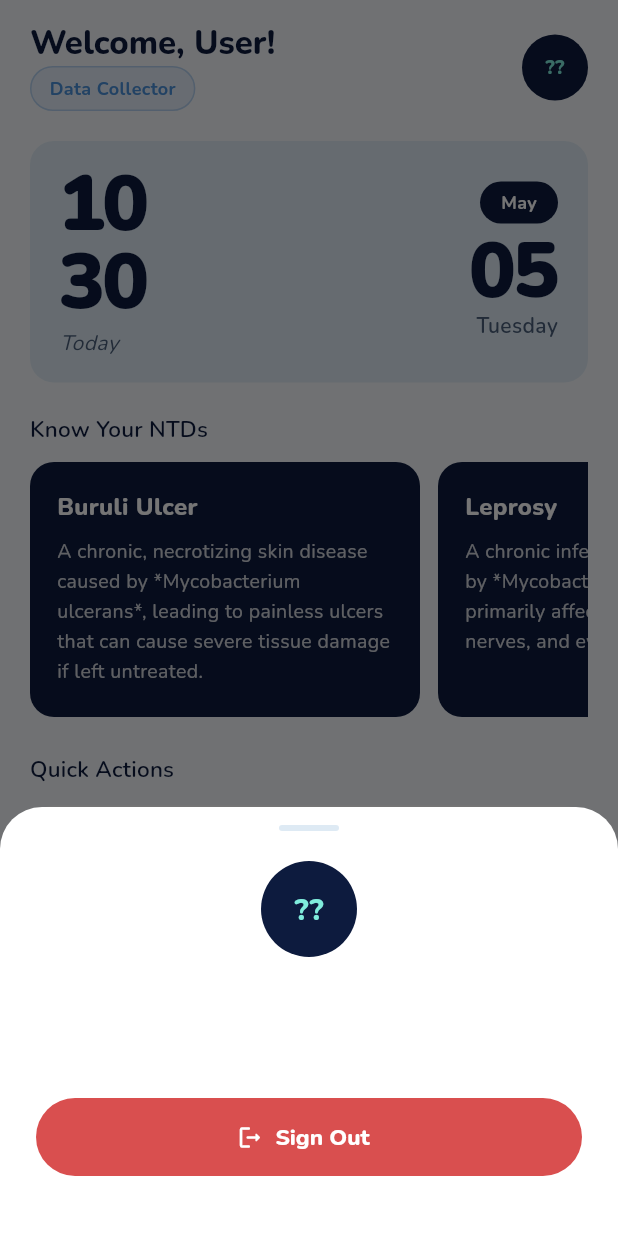
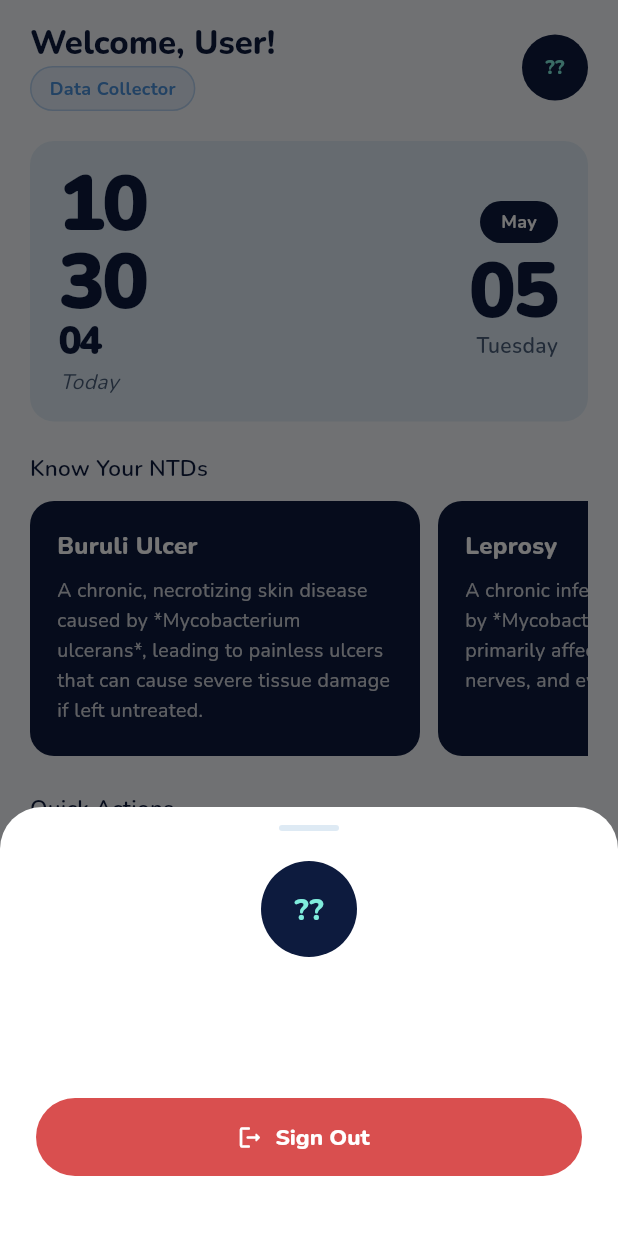
Before and after one commit to divineBayuo/skinapp2, a Flutter app: the HomeScreen screen opened directly with empty values, after a tap on "??", on a phone screen of 412 x 824 dp. Run offline on Flutter 3.47's test engine with Material 3 defaults, Android fonts, the phone set to English and light mode, and no system bars; our stand-ins replace cloud_firestore, connectivity_plus, firebase_auth, firebase_core, flutter_riverpod, go_router and 1 more; accounts and stored records are empty.

Commit message:
Date time made live, sync added for offline and online modes

```diff
--- a/lib/features/auth/screens/add_patient_screen.dart
+++ b/lib/features/auth/screens/add_patient_screen.dart
@@ -3,29 +3,34 @@
 // -------------------------------------------------------
 
 import 'package:flutter/material.dart';
+import 'package:flutter_riverpod/flutter_riverpod.dart';
 import 'package:skinapp2/core/theme/app_theme.dart';
+import 'package:skinapp2/features/auth/providers/patient_provider.dart';
+import 'package:skinapp2/models/patient.dart';
 import 'package:skinapp2/models/user.dart';
 import 'package:skinapp2/shared/widgets/circular_action_btn.dart';
 import 'package:skinapp2/shared/widgets/pill_field.dart';
 
-class AddPatientScreen extends StatefulWidget {
+class AddPatientScreen extends ConsumerStatefulWidget {
   final AccessRole role;
   const AddPatientScreen({super.key, required this.role});
 
   @override
-  State<AddPatientScreen> createState() => _AddPatientScreenState();
+  ConsumerState<AddPatientScreen> createState() => _AddPatientScreenState();
 }
 
-class _AddPatientScreenState extends State<AddPatientScreen> {
+class _AddPatientScreenState extends ConsumerState<AddPatientScreen> {
   final _fullNameCtrl = TextEditingController();
   final _idCtrl = TextEditingController(text: 'Tap to generate');
   final _locationCtrl = TextEditingController(text: 'Tap to generate');
   final _dobCtrl = TextEditingController();
   final _phoneCtrl = TextEditingController();
-  final _sexCtrl = TextEditingController();
   final _emergNameCtrl = TextEditingController();
   final _emergContactCtrl = TextEditingController();
   final _formKey = GlobalKey<FormState>();
+
+  String? _selectedSex;
+  static const _sexOptions = ['Male', 'Female'];
 
   // Progress: 0.0 -> 1.0 as fields are filled
   double _progress = 0.0;
@@ -37,24 +42,22 @@ class _AddPatientScreenState extends State<AddPatientScreen> {
     for (final c in [
       _fullNameCtrl,
       _phoneCtrl,
-      _sexCtrl,
       _emergNameCtrl,
       _emergContactCtrl,
     ]) {
       c.addListener(_updateProgress);
     }
-    ;
   }
 
   void _updateProgress() {
-    final filled = [
+    int filled = [
       _fullNameCtrl,
-      _dobCtrl,
       _phoneCtrl,
-      _sexCtrl,
       _emergNameCtrl,
       _emergContactCtrl,
     ].where((c) => c.text.isNotEmpty).length;
+    if (_dobCtrl.text.isNotEmpty) filled++;
+    if (_selectedSex != null) filled++;
     setState(() => _progress = filled / 6);
   }
 
@@ -66,7 +69,6 @@ class _AddPatientScreenState extends State<AddPatientScreen> {
       _locationCtrl,
       _dobCtrl,
       _phoneCtrl,
-      _sexCtrl,
       _emergNameCtrl,
       _emergContactCtrl,
     ]) {
@@ -78,7 +80,7 @@ class _AddPatientScreenState extends State<AddPatientScreen> {
   void _generateId() {
     final now = DateTime.now();
     final id =
-        'GHA-${(now.millisecondsSinceEpoch % 900 + 100).toString()}'
+        'GHA-${(now.millisecondsSinceEpoch % 900 + 100)}'
         '-${now.day.toString().padLeft(2, '0')}'
         '${now.month.toString().padLeft(2, '0')}'
         '${now.year.toString().substring(2)}'
@@ -123,32 +125,108 @@ class _AddPatientScreenState extends State<AddPatientScreen> {
         'Nov',
         'Dec',
       ];
-      setState(() {
       _dobCtrl.text =
           '${picked.day.toString().padLeft(2, '0')}-'
           '${months[picked.month - 1]}-${picked.year}';
       _updateProgress();
-      });
     }
+  }
+
+  String _generateUniqueId() {
+    final now = DateTime.now();
+    return 'GHA-${(now.millisecondsSinceEpoch % 900 + 100)}'
+        '-${now.day.toString().padLeft(2, '0')}'
+        '${now.month.toString().padLeft(2, '0')}'
+        '${now.year.toString().substring(2)}'
+        '${now.hour.toString().padLeft(2, '0')}'
+        '${now.minute.toString().padLeft(2, '0')}';
   }
 
   Future<void> _submit() async {
     if (!_formKey.currentState!.validate()) return;
+    if (_selectedSex == null) {
+      ScaffoldMessenger.of(
+        context,
+      ).showSnackBar(const SnackBar(content: Text('Please select sex.')));
+      return;
+    }
+
     setState(() => _submitting = true);
-    await Future.delayed(const Duration(milliseconds: 800));
+
+    // Parse DOB
+    final parts = _dobCtrl.text.split('-');
+    const months = [
+      'Jan',
+      'Feb',
+      'Mar',
+      'Apr',
+      'May',
+      'Jun',
+      'Jul',
+      'Aug',
+      'Sep',
+      'Oct',
+      'Nov',
+      'Dec',
+    ];
+    final dob = DateTime(
+      int.parse(parts[2]),
+      months.indexOf(parts[1]) + 1,
+      int.parse(parts[0]),
+    );
+
+    final now = DateTime.now();
+    final idNo = _idCtrl.text == 'Tap to generate'
+        ? _generateUniqueId()
+        : _idCtrl.text;
+    final loc = _locationCtrl.text == 'Tap to generate'
+        ? ''
+        : _locationCtrl.text;
+
+    final record = PatientRecord(
+      id: idNo,
+      idNumber: idNo,
+      locationCoords: loc,
+      fullName: _fullNameCtrl.text.trim(),
+      dateOfBirth: dob,
+      phone: _phoneCtrl.text.trim(),
+      sex: _selectedSex!,
+      emergencyName: _emergNameCtrl.text.trim(),
+      emergencyContact: _emergContactCtrl.text.trim(),
+      photoUrls: const [],
+      clinicalNotes: '',
+      collectorId: 'current_user_id',
+      facilityName: 'Main Facility',
+      collectedAt: now,
+      updatedAt: now,
+    );
+
+    // save via provider (handles offline + online)
+    final success = await ref.read(patientProvider.notifier).addRecord(record);
+
+    if (mounted) {
       setState(() => _submitting = false);
-    if (mounted) {
+      final online = ref.read(isOnlineProvider);
       ScaffoldMessenger.of(context).showSnackBar(
-        const SnackBar(
-          content: Text('Patient record submitted successfully!'),
-          backgroundColor: AppColors.success,
+        SnackBar(
+          content: Text(
+            success
+                ? online
+                      ? 'Patient record saved and uploaded.'
+                      : 'Saved offline - will sync when reconnected.'
+                : 'Failed to save record.',
+          ),
+          backgroundColor: success ? AppColors.success : Colors.redAccent,
         ),
       );
-      // Reset form
+      if (success) _resetForm();
+    }
+  }
+
+  void _resetForm() {
     for (final c in [
       _fullNameCtrl,
       _phoneCtrl,
-        _sexCtrl,
       _emergNameCtrl,
       _emergContactCtrl,
       _dobCtrl,
@@ -157,24 +235,62 @@ class _AddPatientScreenState extends State<AddPatientScreen> {
     }
     _idCtrl.text = 'Tap to generate';
     _locationCtrl.text = 'Tap to generate';
-      setState(() => _progress = 0.0);
-    }
+    setState(() {
+      _selectedSex = null;
+      _progress = 0.0;
+    });
   }
 
   @override
   Widget build(BuildContext context) {
     final t = Theme.of(context).textTheme;
+    final online = ref.watch(isOnlineProvider);
 
     return SafeArea(
       bottom: false,
       child: Form(
+        key: _formKey,
         child: SingleChildScrollView(
           padding: const EdgeInsets.fromLTRB(20, 16, 20, 120),
           child: Column(
             crossAxisAlignment: CrossAxisAlignment.start,
             children: [
+              Row(
+                children: [
                   // Title
-              Text('Add New\nPatient', style: t.pageTitle),
+                  Expanded(child: Text('Add New\nPatient', style: t.pageTitle)),
+                  // Offline badge indicator
+                  if (!online)
+                    Container(
+                      padding: const EdgeInsets.symmetric(
+                        horizontal: 10,
+                        vertical: 4,
+                      ),
+                      decoration: BoxDecoration(
+                        color: Colors.orange.shade100,
+                        borderRadius: BorderRadius.circular(20),
+                      ),
+                      child: Row(
+                        mainAxisSize: MainAxisSize.min,
+                        children: [
+                          Icon(
+                            Icons.cloud_off,
+                            size: 14,
+                            color: Colors.orange.shade800,
+                          ),
+                          const SizedBox(width: 4),
+                          Text(
+                            'Offline',
+                            style: TextStyle(
+                              fontSize: 12,
+                              color: Colors.orange.shade800,
+                            ),
+                          ),
+                        ],
+                      ),
+                    ),
+                ],
+              ),
 
               const SizedBox(height: 28),
 
@@ -195,7 +311,7 @@ class _AddPatientScreenState extends State<AddPatientScreen> {
                     controller: _idCtrl,
                     hint: 'ID No: Tap to generate',
                     suffixIcon: const Icon(
-                      Icons.auto_awesome_rounded,
+                      Icons.card_membership_rounded,
                       size: 16,
                       color: AppColors.tealDeep,
                     ),
@@ -242,6 +358,7 @@ class _AddPatientScreenState extends State<AddPatientScreen> {
 
               // Phone + Sex in a Row
               Row(
+                crossAxisAlignment: CrossAxisAlignment.start,
                 children: [
                   Expanded(
                     flex: 3,
@@ -255,11 +372,47 @@ class _AddPatientScreenState extends State<AddPatientScreen> {
                   ),
                   const SizedBox(width: 10),
                   Expanded(
-                    child: PillField(
-                      controller: _sexCtrl,
-                      hint: 'Sex',
-                      validator: (v) =>
-                          v == null || v.isEmpty ? 'Required' : null,
+                    child: DropdownButtonFormField(
+                      value: _selectedSex,
+                      decoration: InputDecoration(
+                        hintText: 'Sex',
+                        hintStyle: TextStyle(
+                          color: AppColors.textMid,
+                          fontSize: 14,
+                        ),
+                        filled: true,
+                        fillColor: AppColors.fieldBg,
+                        contentPadding: const EdgeInsets.symmetric(
+                          horizontal: 16,
+                          vertical: 14,
+                        ),
+                        border: OutlineInputBorder(
+                          borderRadius: BorderRadius.circular(30),
+                          borderSide: BorderSide.none,
+                        ),
+                        enabledBorder: OutlineInputBorder(
+                          borderRadius: BorderRadius.circular(30),
+                          borderSide: BorderSide.none,
+                        ),
+                      ),
+                      isExpanded: true,
+                      icon: const Icon(Icons.expand_more, size: 18),
+                      items: _sexOptions
+                          .map(
+                            (s) => DropdownMenuItem(
+                              value: s,
+                              child: Text(
+                                s,
+                                style: const TextStyle(fontSize: 13),
+                              ),
+                            ),
+                          )
+                          .toList(),
+                      onChanged: (v) {
+                        setState(() => _selectedSex = v);
+                        _updateProgress();
+                      },
+                      validator: (v) => v == null ? 'Required' : null,
                     ),
                   ),
                 ],
--- /dev/null
+++ b/lib/services/local_db_service.dart
@@ -0,0 +1,58 @@
+import 'dart:convert';
+
+import 'package:path/path.dart';
+import 'package:skinapp2/models/patient.dart';
+import 'package:sqflite/sqflite.dart';
+
+class LocalDbService {
+    static final LocalDbService _instance = LocalDbService._();
+    factory LocalDbService() => _instance;
+    LocalDbService._();
+
+    Database? _db;
+
+    Future<Database> get db async {
+        _db ??= await _init();
+        return _db!;
+    }
+
+    Future<Database> _init() async {
+        final path = join(await getDatabasesPath(), 'skinapp.db');
+        return openDatabase(path, version: 1, onCreate: (db, _) async {
+            await db.execute('''
+                CREATE TABLE patients (
+                    id TEXT PRIMARY KEY,
+                    data TEXT NOT NULL,
+                    synced INTEGER NOT NULL DEFAULT 0,
+                    created_at TEXT NOT NULL
+                )
+            ''');
+        },
+    );
+}
+
+// --- WRITE ----------------------
+Future<void> upsertPatient(PatientRecord p, {bool synced = false}) async {
+    final d = await db;
+    await d.insert('patients', {'id': p.id, 'data': jsonEncode(p.toMap()), 'synced': synced ? 1 : 0, 'created_at': p.collectedAt.toIso8601String(),},
+    conflictAlgorithm: ConflictAlgorithm.replace,);
+}
+
+Future<void> markSynced(String id) async {
+    final d = await db;
+    await d.update('patients', {'synced':1}, where: 'id=?', whereArgs: [id]);
+}
+
+// --- Read ----------------------
+Future<List<PatientRecord>> getAllPatients() async {
+    final d = await db;
+    final rows = await d.query('patients', orderBy: 'created_at DESC');
+    return rows.map((r) => PatientRecord.fromMap(jsonDecode(r['data'] as String))).toList();
+}
+
+Future<List<PatientRecord>> getUnsynced() async {
+    final d = await db;
+    final rows = await d.query('patients', where: 'synced = 0', orderBy: 'created_at ASC',);
+    return rows.map((r) => PatientRecord.fromMap(jsonDecode(r['data'] as String))).toList();
+}
+}
--- /dev/null
+++ b/lib/services/sync_service.dart
@@ -0,0 +1,46 @@
+import 'dart:async';
+
+import 'package:connectivity_plus/connectivity_plus.dart';
+import 'package:skinapp2/services/local_db_service.dart';
+
+class SyncService {
+  final LocalDbService _local;
+  StreamSubscription<List<ConnectivityResult>>? _sub;
+  bool _online = false;
+
+  SyncService(this._local);
+
+  void start() {
+    _sub = Connectivity().onConnectivityChanged.listen((results) async {
+      final nowOnline = results.any((r) => r != ConnectivityResult.none);
+      if (nowOnline && !_online) {
+        _online = true;
+        await _pushUnsynced();
+      } else if (!nowOnline) {
+        _online = false;
+      }
+    });
+  }
+
+  void dispose() => _sub?.cancel();
+
+  Future<void> _pushUnsynced() async {
+    final pending = await _local.getUnsynced();
+    for (final record in pending) {
+      try {
+        // -- TODO: swap with real Firestore call
+        // await FirebaseFirestore.instance
+        //  .collection('patients')
+        //  .doc(record.id)
+        //  .set(record.toMap());
+        await Future.delayed(const Duration(milliseconds: 100)); // to be removed after real call
+        await _local.markSynced(record.id);
+      } catch (_) {
+        // Leave as unsynced; will retry next reconnection
+      }
+    }
+  }
+
+  /// Call once after checking connectivity at app start
+  Future<void> syncNow() => _pushUnsynced();
+}
--- a/lib/shared/widgets/datetime_welcome_card.dart
+++ b/lib/shared/widgets/datetime_welcome_card.dart
@@ -3,6 +3,7 @@
 // ----------------------------
 import 'package:flutter/material.dart';
 import 'package:skinapp2/core/theme/app_theme.dart';
+import 'package:skinapp2/shared/widgets/live_clock.dart';
 
 class DatetimeWelcomeCard extends StatelessWidget {
   const DatetimeWelcomeCard({super.key});
@@ -33,8 +34,8 @@ class DatetimeWelcomeCard extends StatelessWidget {
       'Saturday',
       'Sunday',
     ];
-    final hour = now.hour.toString().padLeft(2, '0');
-    final min = now.minute.toString().padLeft(2, '0');
+    //final hour = now.hour.toString().padLeft(2, '0');
+    //final min = now.minute.toString().padLeft(2, '0');
     final month = months[now.month - 1];
     final day = days[now.weekday - 1];
 
@@ -48,7 +49,7 @@ class DatetimeWelcomeCard extends StatelessWidget {
         children: [
           // Time column
           Expanded(
-            child: Column(
+            child: LiveClock() /* Column(
               crossAxisAlignment: CrossAxisAlignment.start,
               children: [
                 Text(
@@ -73,7 +74,7 @@ class DatetimeWelcomeCard extends StatelessWidget {
                   ),
                 ),
               ],
-            ),
+            ), */
           ),
           // Date Column
           Column(
--- /dev/null
+++ b/lib/shared/widgets/live_clock.dart
@@ -0,0 +1,76 @@
+import 'dart:async';
+
+import 'package:flutter/material.dart';
+import 'package:skinapp2/core/theme/app_theme.dart';
+
+class LiveClock extends StatefulWidget {
+  final TextStyle? style;
+  const LiveClock({super.key, this.style});
+
+  @override
+  State<LiveClock> createState() => _LiveClockState();
+}
+
+class _LiveClockState extends State<LiveClock> {
+  late DateTime _now;
+  late Timer _timer;
+
+  @override
+  void initState() {
+    super.initState();
+    _now = DateTime.now();
+    // Tick every second
+    _timer = Timer.periodic(const Duration(seconds: 1), (_) {
+      if (mounted) setState(() => _now = DateTime.now());
+    });
+  }
+
+  @override
+  void dispose() {
+    _timer.cancel();
+    super.dispose();
+  }
+
+  String _pad(int n) => n.toString().padLeft(2, '0');
+
+  @override
+  Widget build(BuildContext context) {
+    final h = _pad(_now.hour);
+    final m = _pad(_now.minute);
+    final s = _pad(_now.second);
+    return Column(
+      crossAxisAlignment: CrossAxisAlignment.start,
+      children: [
+        Text(
+          '$h\n$m',
+          style: const TextStyle(
+            fontFamily: 'Nunito',
+            fontSize: 52,
+            fontWeight: FontWeight.w900,
+            color: AppColors.textNavy,
+            height: 1.0,
+            letterSpacing: -2,
+          ),
+        ),
+        Text(s, style: const TextStyle(
+            fontFamily: 'Nunito',
+            fontSize: 26,
+            fontWeight: FontWeight.w900,
+            color: AppColors.textNavy,
+            height: 1.0,
+            letterSpacing: -2,
+          ),),
+        const SizedBox(height: 4),
+        Text(
+          'Today',
+          style: const TextStyle(
+            fontFamily: 'Nunito',
+            fontSize: 14,
+            fontStyle: FontStyle.italic,
+            color: AppColors.textMid,
+          ),
+        ),
+      ],
+    );
+  }
+}
--- a/pubspec.yaml
+++ b/pubspec.yaml
@@ -65,6 +65,9 @@ dependencies:
   intl: ^0.19.0
   uuid: ^4.5.1
   flutter_svg: ^2.0.17
+  sqflite: ^2.4.2+1
+  connectivity_plus: ^7.1.1
+  path: ^1.9.1
 
 dev_dependencies:
   flutter_test:
```
Also changed, not shown: lib/features/auth/providers/patient_provider.dart (+101 -34 lines), pubspec.lock, 3 other files. Lines whose indentation alone changed are shown as unchanged.
